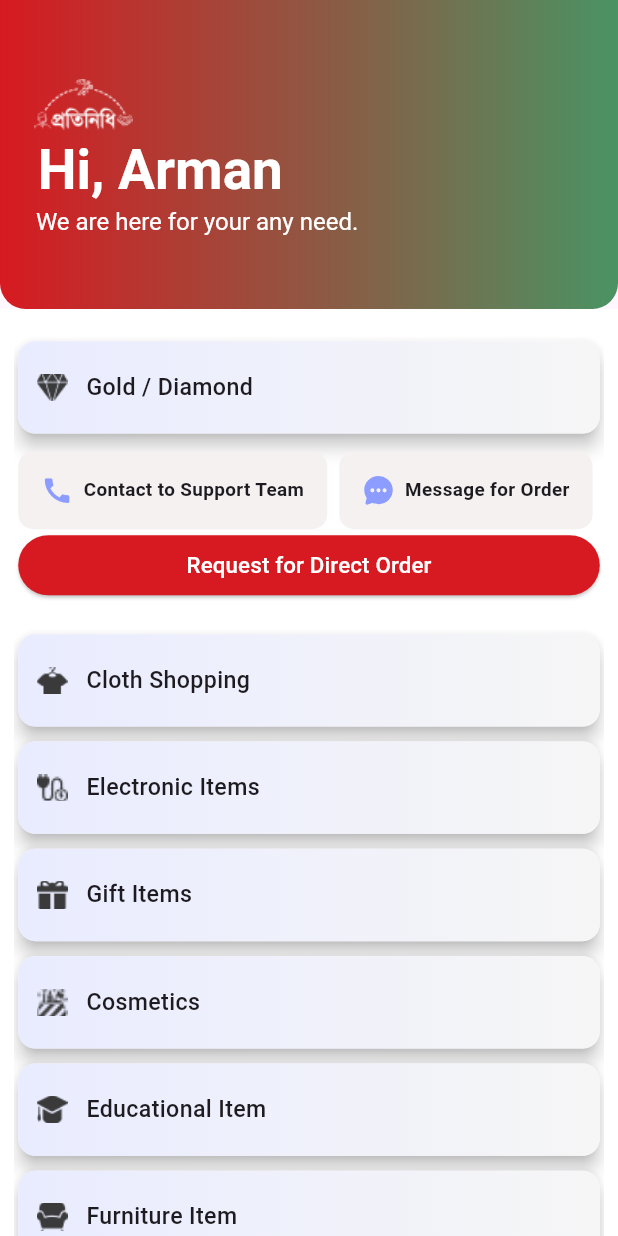
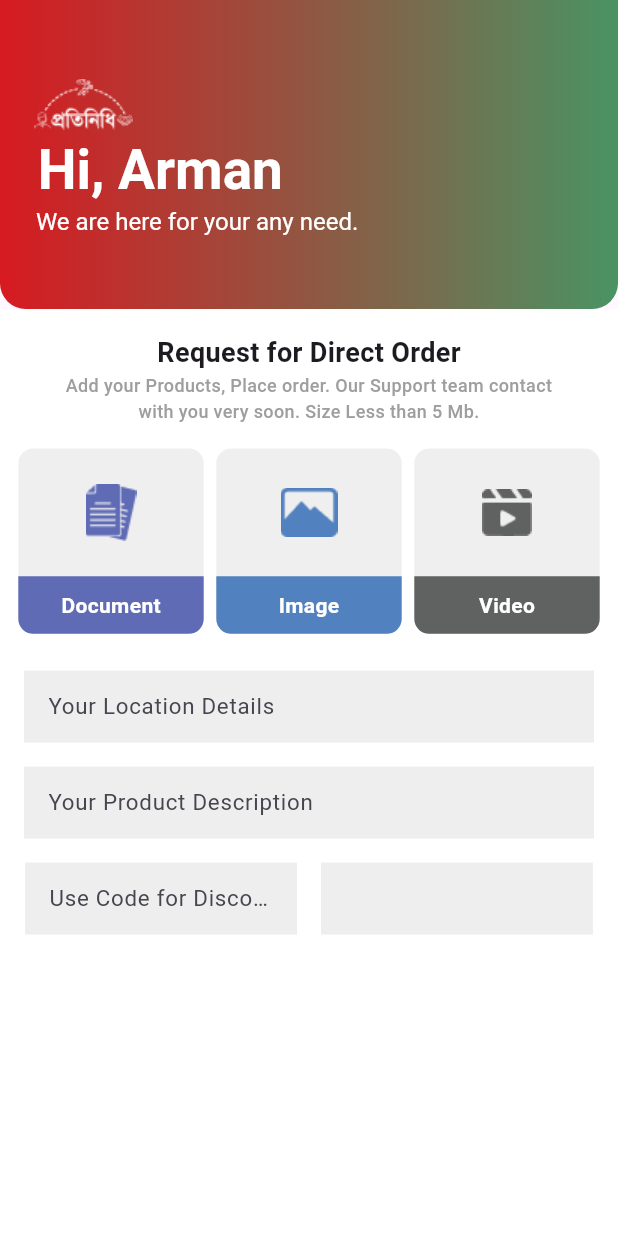
Before and after one commit to Upsilontechnology/protinidhi, a Flutter app: the ServicePage screen opened by its route, after a tap on "Gold / Diamond", after a tap on "Request for Direct Order", on a phone screen of 412 x 824 dp. Run offline on Flutter 3.47's test engine with Material 3 defaults, Android fonts, the light colour scheme and no system bars; our stand-ins replace flutter_vector_icons, get, pinput.

Commit message:
direct order design added

```diff
--- /dev/null
+++ b/lib/app/features/services/pages/direct_order_page.dart
@@ -0,0 +1,188 @@
+import 'package:flutter/material.dart';
+import 'package:protinidhi/app/core/theme/colors.dart';
+import 'package:protinidhi/app/features/services/widgets/media_type_card.dart';
+
+class DirectOrderPage extends StatefulWidget {
+  const DirectOrderPage({super.key});
+
+  @override
+  State<DirectOrderPage> createState() => _DirectOrderPageState();
+}
+
+class _DirectOrderPageState extends State<DirectOrderPage> {
+  TextEditingController locationController = TextEditingController();
+  TextEditingController descriptionController = TextEditingController();
+  TextEditingController couponController = TextEditingController();
+
+  @override
+  void dispose() {
+    locationController.dispose();
+    descriptionController.dispose();
+    couponController.dispose();
+    super.dispose();
+  }
+
+  @override
+  Widget build(BuildContext context) {
+    final Size mediaQuery = MediaQuery.sizeOf(context);
+    final scaleFactor = mediaQuery.width / 360;
+    return SafeArea(
+      child: Scaffold(
+        appBar: AppBar(
+          flexibleSpace: Container(
+            decoration: BoxDecoration(
+              borderRadius: BorderRadius.vertical(
+                  bottom: Radius.circular(15 * scaleFactor)),
+              gradient: const LinearGradient(
+                begin: Alignment.centerLeft,
+                end: Alignment.centerRight,
+                colors: <Color>[
+                  Color(0xffD71A21),
+                  Color(0xff4A9363),
+                ],
+              ),
+            ),
+          ),
+          automaticallyImplyLeading: false,
+          toolbarHeight: mediaQuery.height * 0.25,
+          title: Column(
+            crossAxisAlignment: CrossAxisAlignment.start,
+            children: [
+              Image.asset(
+                "assets/images/logo.png",
+                height: mediaQuery.height * 0.05,
+              ),
+              Text(
+                " Hi, Arman",
+                style: TextStyle(
+                    fontSize: 32 * scaleFactor,
+                    fontWeight: FontWeight.bold,
+                    color: Colors.white),
+              ),
+              Text(
+                "  We are here for your any need.",
+                style: TextStyle(
+                    fontSize: 14 * scaleFactor,
+                    fontWeight: FontWeight.w400,
+                    color: Colors.white),
+              )
+            ],
+          ),
+        ),
+        body: Padding(
+          padding: const EdgeInsets.symmetric(horizontal: 8.0),
+          child: Column(
+            crossAxisAlignment: CrossAxisAlignment.center,
+            children: [
+              Center(
+                child: SizedBox(
+                  height: mediaQuery.height * 0.02,
+                ),
+              ),
+              const Text(
+                "Request for Direct Order",
+                style: TextStyle(fontWeight: FontWeight.bold, fontSize: 18),
+              ),
+              SizedBox(
+                width: mediaQuery.width * 0.8,
+                child: const Text(
+                  "Add your Products, Place order. Our Support team contact with you very soon. Size Less than 5 Mb.",
+                  textAlign: TextAlign.center,
+                  style: TextStyle(
+                      fontSize: 12,
+                      fontWeight: FontWeight.w500,
+                      color: Colors.grey),
+                ),
+              ),
+              SizedBox(
+                height: mediaQuery.height * 0.02,
+              ),
+              const Row(
+                mainAxisAlignment: MainAxisAlignment.spaceAround,
+                children: [
+                  MediaTypeCard(
+                    path: 'assets/images/documents.png',
+                    name: "Document",
+                    color: Color(0xff5F6CB5),
+                  ),
+                  MediaTypeCard(
+                    path: 'assets/images/image.png',
+                    name: "Image",
+                    color: Color(0xff5181BF),
+                  ),
+                  MediaTypeCard(
+                    path: 'assets/images/video.png',
+                    name: "Video",
+                    color: Color(0xff606261),
+                  ),
+                ],
+              ),
+              SizedBox(height: mediaQuery.height * 0.02),
+              Padding(
+                padding:
+                    const EdgeInsets.symmetric(horizontal: 8.0, vertical: 8.0),
+                child: TextField(
+                  controller: locationController,
+                  decoration: InputDecoration(
+                      hintText: "Your Location Details",
+                      hintStyle: TextStyle(fontSize: 13 * scaleFactor),
+                      border: InputBorder.none,
+                      filled: true,
+                      fillColor: AppColors.greyColor),
+                ),
+              ),
+              Padding(
+                padding:
+                    const EdgeInsets.symmetric(horizontal: 8.0, vertical: 8.0),
+                child: TextField(
+                  controller: descriptionController,
+                  decoration: InputDecoration(
+                      hintText: "Your Product Description",
+                      hintStyle: TextStyle(fontSize: 13 * scaleFactor),
+                      border: InputBorder.none,
+                      filled: true,
+                      fillColor: AppColors.greyColor),
+                ),
+              ),
+              Row(
+                mainAxisSize: MainAxisSize.min,
+                children: [
+                  Padding(
+                    padding: const EdgeInsets.symmetric(
+                        horizontal: 8.0, vertical: 8.0),
+                    child: SizedBox(
+                      width: mediaQuery.width * 0.44,
+                      child: TextField(
+                        controller: couponController,
+                        decoration: InputDecoration(
+                            hintText: "Use Code for Discount",
+                            hintStyle: TextStyle(fontSize: 13 * scaleFactor),
+                            border: InputBorder.none,
+                            filled: true,
+                            fillColor: AppColors.greyColor),
+                      ),
+                    ),
+                  ),
+                  Padding(
+                    padding: const EdgeInsets.symmetric(
+                        horizontal: 8.0, vertical: 8.0),
+                    child: SizedBox(
+                      width: mediaQuery.width * 0.44,
+                      child: TextField(
+                        decoration: InputDecoration(
+                            hintStyle: TextStyle(fontSize: 13 * scaleFactor),
+                            border: InputBorder.none,
+                            filled: true,
+                            fillColor: AppColors.greyColor),
+                      ),
+                    ),
+                  ),
+                ],
+              ),
+            ],
+          ),
+        ),
+      ),
+    );
+  }
+}
--- /dev/null
+++ b/lib/app/features/services/widgets/media_type_card.dart
@@ -0,0 +1,43 @@
+import 'package:flutter/material.dart';
+
+class MediaTypeCard extends StatelessWidget {
+  final String path;
+  final String name;
+  final Color color;
+  const MediaTypeCard(
+      {super.key, required this.path, required this.name, required this.color});
+
+  @override
+  Widget build(BuildContext context) {
+    final Size mediaQuery = MediaQuery.sizeOf(context);
+    final scaleFactor = mediaQuery.width / 360;
+    return Container(
+      height: mediaQuery.height * 0.15,
+      width: mediaQuery.width * 0.30,
+      decoration: BoxDecoration(
+          color: const Color(0xffEFEFEF),
+          borderRadius: BorderRadius.circular(10)),
+      child: Column(
+        children: [
+          const Spacer(),
+          Image.asset(path),
+          const Spacer(),
+          Container(
+            width: mediaQuery.width * 0.33,
+            decoration: BoxDecoration(
+                color: color,
+                borderRadius:
+                    const BorderRadius.vertical(bottom: Radius.circular(10))),
+            padding: EdgeInsets.all(8 * scaleFactor),
+            child: Center(
+                child: Text(
+              name,
+              style: const TextStyle(
+                  fontWeight: FontWeight.bold, color: Colors.white),
+            )),
+          )
+        ],
+      ),
+    );
+  }
+}
--- a/lib/app/features/services/widgets/service_tile.dart
+++ b/lib/app/features/services/widgets/service_tile.dart
@@ -1,6 +1,8 @@
 import 'package:flutter/material.dart';
 import 'package:flutter_vector_icons/flutter_vector_icons.dart';
+import 'package:get/get.dart';
 import 'package:protinidhi/app/core/theme/colors.dart';
+import 'package:protinidhi/app/router/app_router.dart';
 
 class ServiceTile extends StatefulWidget {
   final String path;
@@ -139,7 +141,9 @@ class _ServiceTileState extends State<ServiceTile> {
                           backgroundColor: AppColors.primaryColor,
                           fixedSize: Size(mediaQuery.width * 0.95,
                               mediaQuery.height * 0.02)),
-                      onPressed: () {},
+                      onPressed: () {
+                        Get.toNamed(AppRoute.directOrderPage);
+                      },
                       child: Text(
                         "Request for Direct Order",
                         style: TextStyle(
--- a/lib/app/router/app_router.dart
+++ b/lib/app/router/app_router.dart
@@ -7,6 +7,7 @@ import 'package:protinidhi/app/features/auth/pages/welcome_page.dart';
 import 'package:protinidhi/app/features/home/binding/home_binding.dart';
 import 'package:protinidhi/app/features/home/pages/home_page.dart';
 import 'package:protinidhi/app/features/root/root_page.dart';
+import 'package:protinidhi/app/features/services/pages/direct_order_page.dart';
 import 'package:protinidhi/app/features/services/pages/sevice_page.dart';
 
 class AppRoute {
@@ -16,6 +17,7 @@ class AppRoute {
   static String signInPage = '/signIn';
   static String otpPage = '/OTP';
   static String servicePage = '/service';
+  static String directOrderPage = '/directOrder';
 
   static final routes = [
     GetPage(
@@ -46,6 +48,10 @@ class AppRoute {
     GetPage(
       name: servicePage,
       page: () => const ServicePage(),
-    )
+    ),
+    GetPage(
+      name: directOrderPage,
+      page: () => const DirectOrderPage(),
+    ),
   ];
 }
```
Also changed, not shown: assets/images/documents.png (added), assets/images/image.png (added), assets/images/video.png (added).
